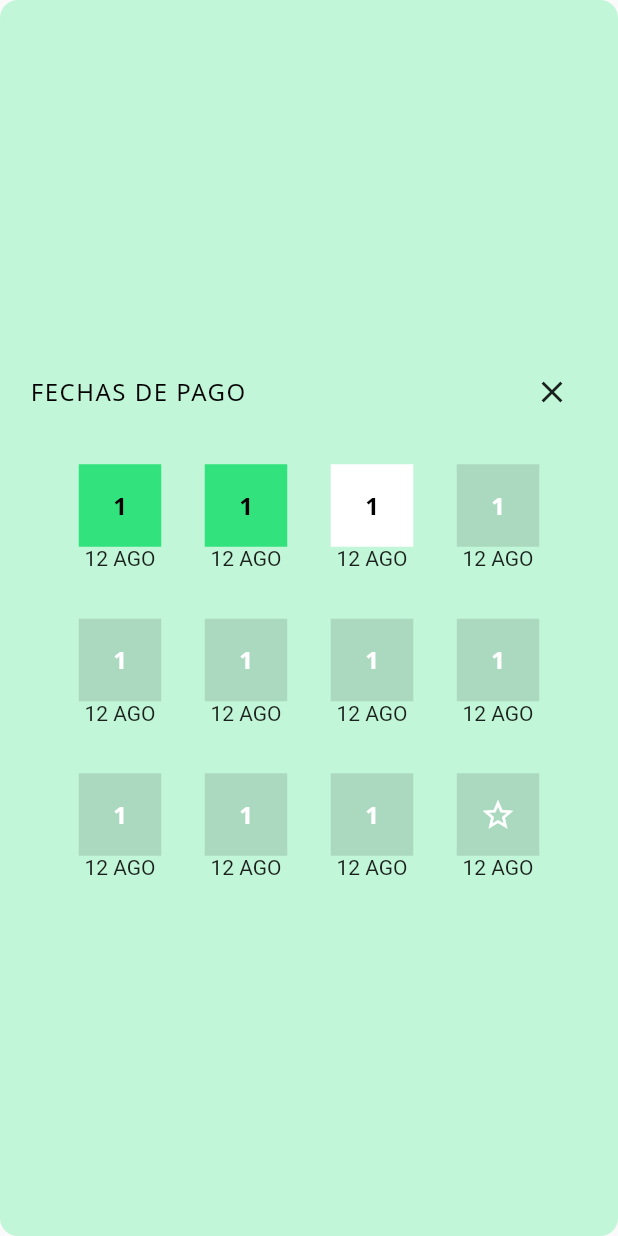
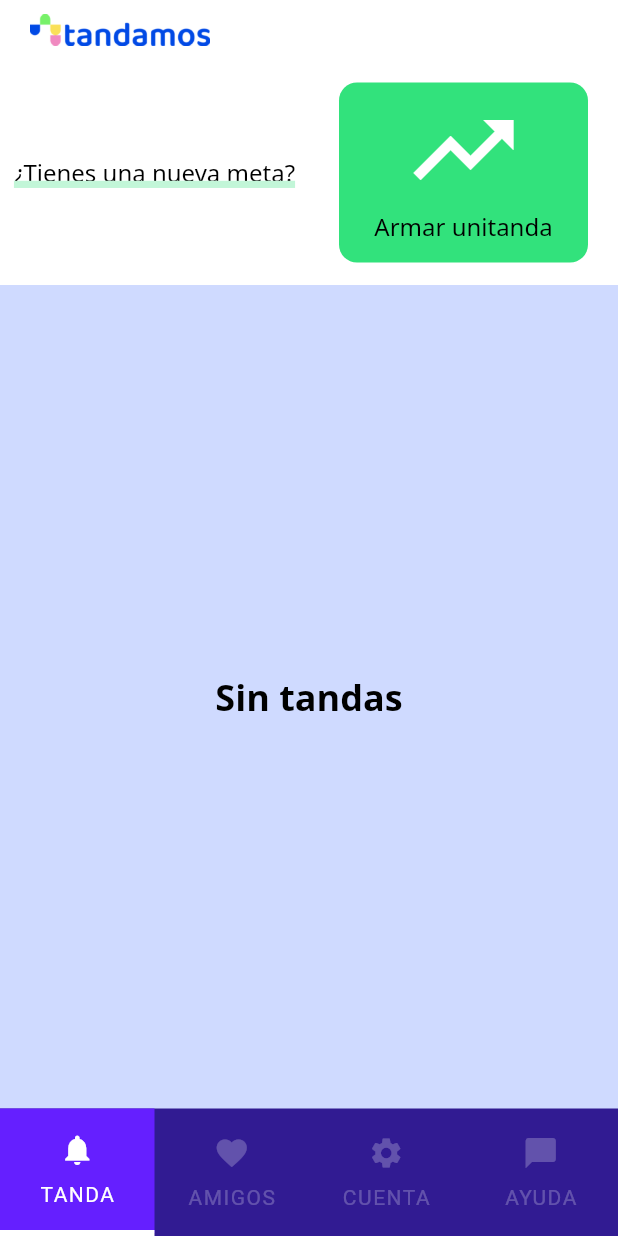
Before and after one commit to sjmamani/tandamos, a Flutter app: the screen it shows after launch, on a phone screen of 412 x 824 dp. Run offline on Flutter 3.47's test engine with Material 2 defaults, Android fonts, the phone set to English and light mode, and no system bars; our stand-ins replace flutter_svg; Roboto replaces fonts that are missing (Noto Sans).

Commit message:
Agrega pantalla "Sin Tanda Activa"

```diff
--- a/lib/app/screens/commons/tandamos_app_bar.dart
+++ b/lib/app/screens/commons/tandamos_app_bar.dart
@@ -4,9 +4,12 @@ import 'package:tandamos/app/screens/commons/tandamos_logo.dart';
 PreferredSize tandamosAppBar() {
   return const PreferredSize(
     preferredSize: Size.fromHeight(40),
-    child: Padding(
-      padding: EdgeInsets.only(left: 20),
-      child: TandamosLogo(),
+    child: DecoratedBox(
+      decoration: BoxDecoration(color: Colors.white),
+      child: Padding(
+        padding: EdgeInsets.only(left: 20),
+        child: TandamosLogo(),
+      ),
     ),
   );
 }
--- /dev/null
+++ b/lib/app/screens/no_tanda/local_widgets/no_tanda_header.dart
@@ -0,0 +1,79 @@
+import 'package:flutter/material.dart';
+import 'package:tandamos/app/theme/app_theme.dart';
+
+class NoTandaHeader extends StatelessWidget {
+  const NoTandaHeader({
+    Key? key,
+  }) : super(key: key);
+
+  @override
+  Widget build(BuildContext context) {
+    return Container(
+      color: Colors.white,
+      width: double.infinity,
+      height: 150,
+      child: Row(
+        children: const [TienesNuevaMeta(), ArmarUnitandaButton()],
+      ),
+    );
+  }
+}
+
+class ArmarUnitandaButton extends StatelessWidget {
+  const ArmarUnitandaButton({
+    Key? key,
+  }) : super(key: key);
+
+  @override
+  Widget build(BuildContext context) {
+    return Expanded(
+      child: GestureDetector(
+        onTap: () {},
+        child: Container(
+          margin: const EdgeInsets.symmetric(horizontal: 20),
+          height: 120,
+          decoration: BoxDecoration(
+            color: kGreen,
+            borderRadius: BorderRadius.circular(12),
+          ),
+          child: Column(
+            mainAxisAlignment: MainAxisAlignment.center,
+            children: [
+              const Icon(
+                Icons.trending_up,
+                color: Colors.white,
+                size: 80,
+              ),
+              Text(
+                'Armar unitanda',
+                style: kP.copyWith(fontWeight: FontWeight.w400),
+              ),
+              k8Vertical
+            ],
+          ),
+        ),
+      ),
+    );
+  }
+}
+
+class TienesNuevaMeta extends StatelessWidget {
+  const TienesNuevaMeta({
+    Key? key,
+  }) : super(key: key);
+
+  @override
+  Widget build(BuildContext context) {
+    return Expanded(
+      child: Text(
+        '¿Tienes una nueva meta?',
+        textAlign: TextAlign.center,
+        style: kP.copyWith(
+          decoration: TextDecoration.underline,
+          decorationColor: kGreenLight,
+          decorationThickness: 6,
+        ),
+      ),
+    );
+  }
+}
--- /dev/null
+++ b/lib/app/screens/no_tanda/no_tanda_screen.dart
@@ -0,0 +1,34 @@
+import 'package:flutter/material.dart';
+import 'package:tandamos/app/screens/commons/custom_bottom_nav_bar.dart';
+import 'package:tandamos/app/screens/commons/tandamos_app_bar.dart';
+import 'package:tandamos/app/theme/app_theme.dart';
+
+import 'local_widgets/no_tanda_header.dart';
+
+class NoTandaScreen extends StatelessWidget {
+  const NoTandaScreen({Key? key}) : super(key: key);
+
+  @override
+  Widget build(BuildContext context) {
+    return SafeArea(
+      child: Scaffold(
+        appBar: tandamosAppBar(),
+        backgroundColor: kBlueLight,
+        bottomNavigationBar: const CustomBottomNavbar(),
+        body: Column(
+          children: [
+            const NoTandaHeader(),
+            Expanded(
+              child: Center(
+                child: Text(
+                  'Sin tandas',
+                  style: kH3,
+                ),
+              ),
+            ),
+          ],
+        ),
+      ),
+    );
+  }
+}
--- a/lib/tandamos_app.dart
+++ b/lib/tandamos_app.dart
@@ -1,5 +1,5 @@
 import 'package:flutter/material.dart';
-import 'package:tandamos/app/screens/user_dashboard/fechas_de_pago_dialog.dart';
+import 'package:tandamos/app/screens/no_tanda/no_tanda_screen.dart';
 import 'package:tandamos/app/theme/app_theme.dart';
 
 class TandamosApp extends StatelessWidget {
@@ -10,7 +10,7 @@ class TandamosApp extends StatelessWidget {
       theme: ThemeData(
         primaryColor: kPrimary,
       ),
-      home: const FechasDePagoDialog(),
+      home: const NoTandaScreen(),
     );
   }
 }
```
